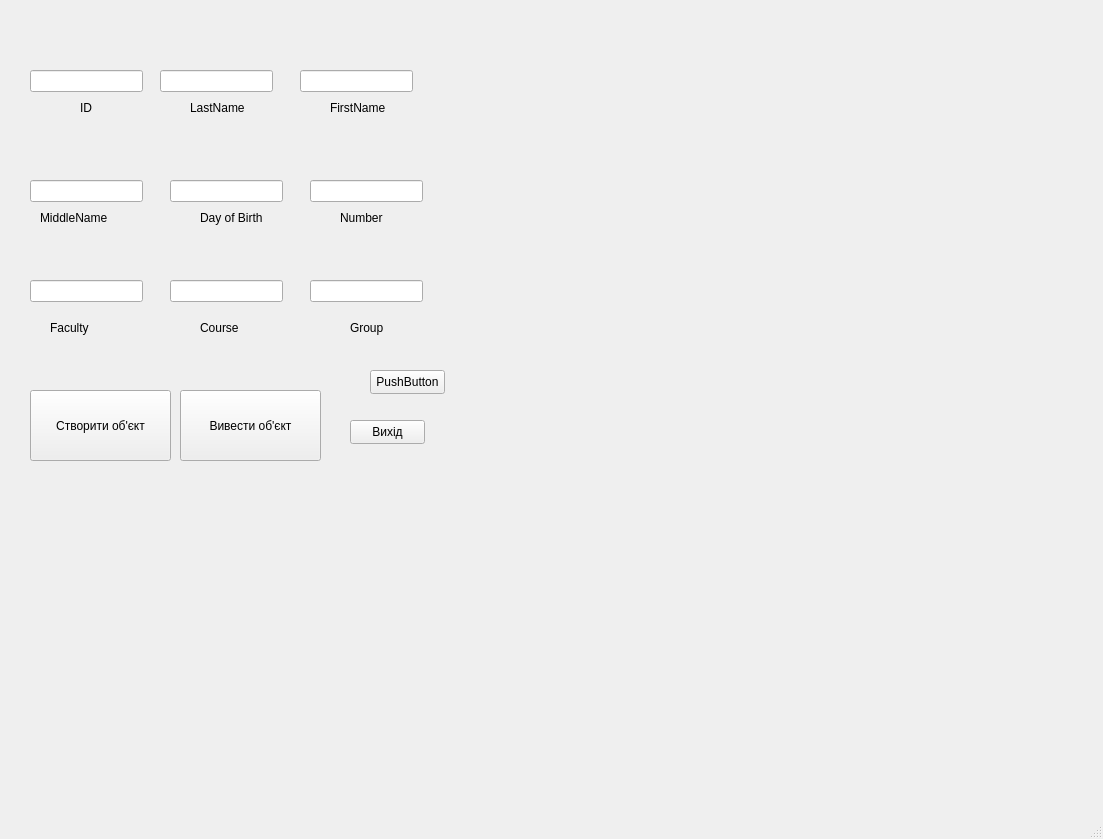
Qt form MDI/student/mainwindow.ui (VitaliyRubachuk/OOP_practice) before a commit.
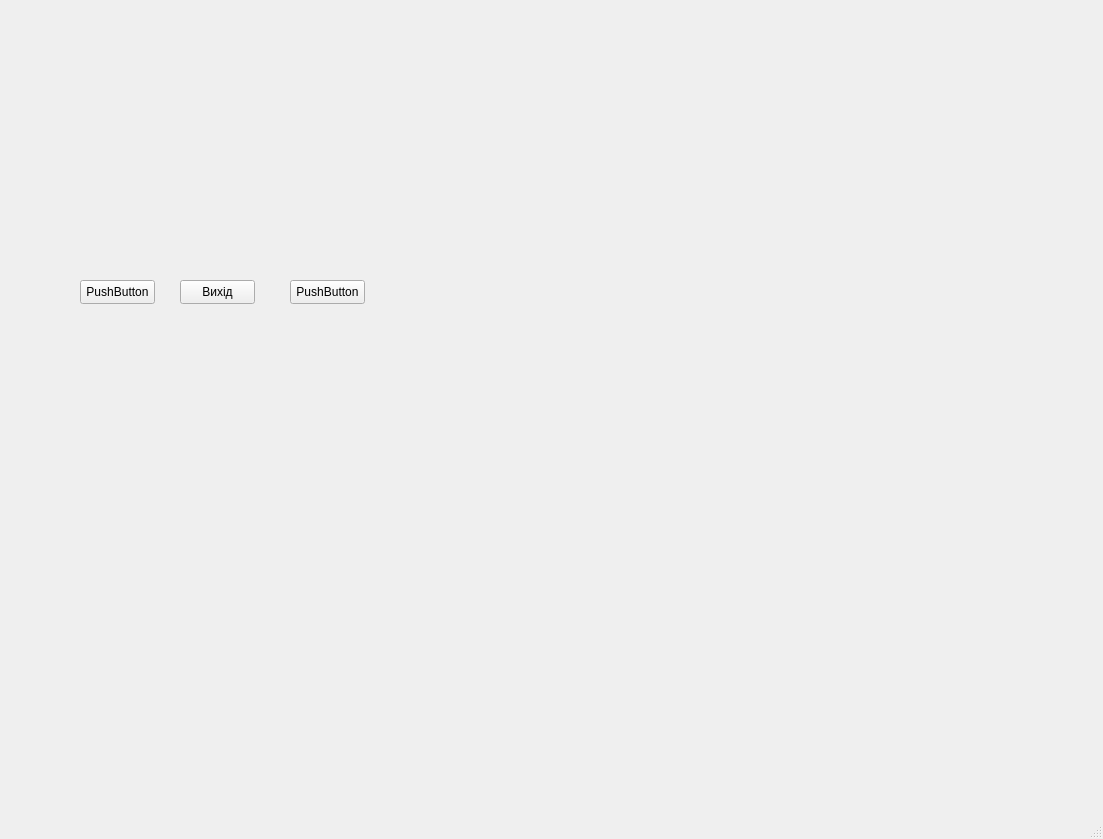
The same form after that commit.

```diff
--- a/MDI/student/mainwindow.ui
+++ b/MDI/student/mainwindow.ui
@@ -14,244 +14,11 @@
    <string>MainWindow</string>
   </property>
   <widget class="QWidget" name="centralwidget">
-   <widget class="QLabel" name="idLabel">
-    <property name="geometry">
-     <rect>
-      <x>80</x>
-      <y>100</y>
-      <width>49</width>
-      <height>16</height>
-     </rect>
-    </property>
-    <property name="text">
-     <string>ID</string>
-    </property>
-   </widget>
-   <widget class="QLineEdit" name="idLineEdit">
-    <property name="geometry">
-     <rect>
-      <x>30</x>
-      <y>70</y>
-      <width>113</width>
-      <height>22</height>
-     </rect>
-    </property>
-   </widget>
-   <widget class="QLabel" name="lnameLabel">
-    <property name="geometry">
-     <rect>
-      <x>190</x>
-      <y>100</y>
-      <width>61</width>
-      <height>16</height>
-     </rect>
-    </property>
-    <property name="text">
-     <string>LastName</string>
-    </property>
-   </widget>
-   <widget class="QLineEdit" name="lnameLineEdit">
-    <property name="geometry">
-     <rect>
-      <x>160</x>
-      <y>70</y>
-      <width>113</width>
-      <height>22</height>
-     </rect>
-    </property>
-   </widget>
-   <widget class="QLabel" name="fnameLabel">
-    <property name="geometry">
-     <rect>
-      <x>330</x>
-      <y>100</y>
-      <width>61</width>
-      <height>16</height>
-     </rect>
-    </property>
-    <property name="text">
-     <string>FirstName</string>
-    </property>
-   </widget>
-   <widget class="QLineEdit" name="fnameLineEdit">
-    <property name="geometry">
-     <rect>
-      <x>300</x>
-      <y>70</y>
-      <width>113</width>
-      <height>22</height>
-     </rect>
-    </property>
-   </widget>
-   <widget class="QLabel" name="mnameLabel">
-    <property name="geometry">
-     <rect>
-      <x>40</x>
-      <y>210</y>
-      <width>71</width>
-      <height>16</height>
-     </rect>
-    </property>
-    <property name="text">
-     <string>MiddleName</string>
-    </property>
-   </widget>
-   <widget class="QLineEdit" name="mnameLineEdit">
-    <property name="geometry">
-     <rect>
-      <x>30</x>
-      <y>180</y>
-      <width>113</width>
-      <height>22</height>
-     </rect>
-    </property>
-   </widget>
-   <widget class="QLabel" name="birthLabel">
-    <property name="geometry">
-     <rect>
-      <x>200</x>
-      <y>210</y>
-      <width>71</width>
-      <height>16</height>
-     </rect>
-    </property>
-    <property name="text">
-     <string>Day of Birth</string>
-    </property>
-   </widget>
-   <widget class="QLineEdit" name="birthLineEdit">
-    <property name="geometry">
-     <rect>
-      <x>170</x>
-      <y>180</y>
-      <width>113</width>
-      <height>22</height>
-     </rect>
-    </property>
-   </widget>
-   <widget class="QLabel" name="phoneLabel">
-    <property name="geometry">
-     <rect>
-      <x>340</x>
-      <y>210</y>
-      <width>49</width>
-      <height>16</height>
-     </rect>
-    </property>
-    <property name="text">
-     <string>Number</string>
-    </property>
-   </widget>
-   <widget class="QLineEdit" name="phoneLineEdit">
-    <property name="geometry">
-     <rect>
-      <x>310</x>
-      <y>180</y>
-      <width>113</width>
-      <height>22</height>
-     </rect>
-    </property>
-   </widget>
-   <widget class="QLabel" name="facultyLabel">
-    <property name="geometry">
-     <rect>
-      <x>50</x>
-      <y>320</y>
-      <width>49</width>
-      <height>16</height>
-     </rect>
-    </property>
-    <property name="text">
-     <string>Faculty</string>
-    </property>
-   </widget>
-   <widget class="QLabel" name="courseLabel">
-    <property name="geometry">
-     <rect>
-      <x>200</x>
-      <y>320</y>
-      <width>49</width>
-      <height>16</height>
-     </rect>
-    </property>
-    <property name="text">
-     <string>Course</string>
-    </property>
-   </widget>
-   <widget class="QLabel" name="groupLabel">
-    <property name="geometry">
-     <rect>
-      <x>350</x>
-      <y>320</y>
-      <width>49</width>
-      <height>16</height>
-     </rect>
-    </property>
-    <property name="text">
-     <string>Group</string>
-    </property>
-   </widget>
-   <widget class="QLineEdit" name="facultyLineEdit">
-    <property name="geometry">
-     <rect>
-      <x>30</x>
-      <y>280</y>
-      <width>113</width>
-      <height>22</height>
-     </rect>
-    </property>
-   </widget>
-   <widget class="QLineEdit" name="courseLineEdit">
-    <property name="geometry">
-     <rect>
-      <x>170</x>
-      <y>280</y>
-      <width>113</width>
-      <height>22</height>
-     </rect>
-    </property>
-   </widget>
-   <widget class="QLineEdit" name="groupLineEdit">
-    <property name="geometry">
-     <rect>
-      <x>310</x>
-      <y>280</y>
-      <width>113</width>
-      <height>22</height>
-     </rect>
-    </property>
-   </widget>
-   <widget class="QPushButton" name="createObjectButton">
-    <property name="geometry">
-     <rect>
-      <x>30</x>
-      <y>390</y>
-      <width>141</width>
-      <height>71</height>
-     </rect>
-    </property>
-    <property name="text">
-     <string>Створити об'єкт</string>
-    </property>
-   </widget>
-   <widget class="QPushButton" name="displayObjectButton">
-    <property name="geometry">
-     <rect>
-      <x>180</x>
-      <y>390</y>
-      <width>141</width>
-      <height>71</height>
-     </rect>
-    </property>
-    <property name="text">
-     <string>Вивести об'єкт</string>
-    </property>
-   </widget>
    <widget class="QPushButton" name="exit">
     <property name="geometry">
      <rect>
-      <x>350</x>
-      <y>420</y>
+      <x>180</x>
+      <y>280</y>
       <width>75</width>
       <height>24</height>
      </rect>
@@ -263,8 +30,21 @@
    <widget class="QPushButton" name="openNewObjectDialogButton">
     <property name="geometry">
      <rect>
-      <x>370</x>
-      <y>370</y>
+      <x>80</x>
+      <y>280</y>
+      <width>75</width>
+      <height>24</height>
+     </rect>
+    </property>
+    <property name="text">
+     <string>PushButton</string>
+    </property>
+   </widget>
+   <widget class="QPushButton" name="openPaymentDialogButton">
+    <property name="geometry">
+     <rect>
+      <x>290</x>
+      <y>280</y>
       <width>75</width>
       <height>24</height>
      </rect>
```
